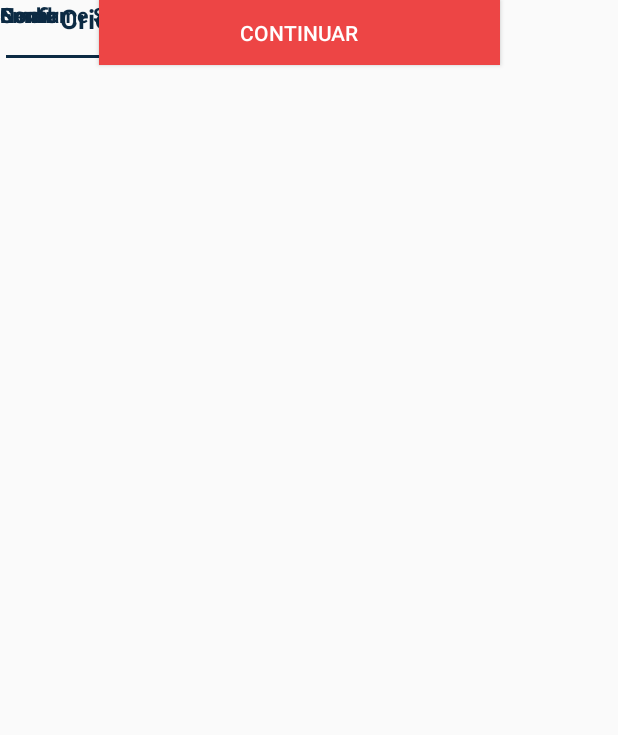
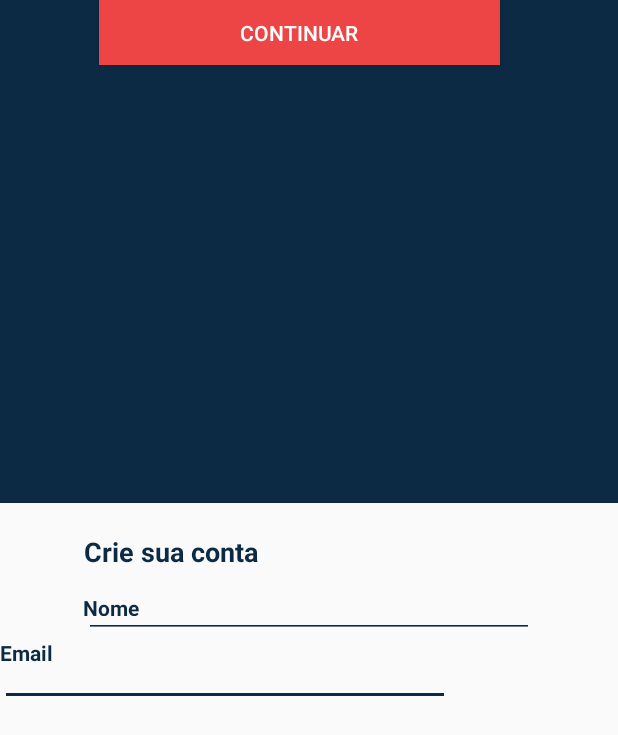
Before and after one commit to italoh623/HCApp, an Android app: the layout activity_cadastro.xml on its own in the app's theme, with its tools: preview values and no code run, on a phone screen of 412 x 824 dp. Shown: the top 735 px of the screen. Run offline under Robolectric (Android 15) with nearby library versions, the phone set to English and light mode, and no system bars.

Commit message:
modificação nas telas de cadastros

```diff
--- a/app/src/main/AndroidManifest.xml
+++ b/app/src/main/AndroidManifest.xml
@@ -8,10 +8,20 @@
         android:roundIcon="@drawable/logo"
         android:label="@string/app_name"
         android:theme="@style/AppTheme">
+        <activity
+            android:name=".crud.cadastroCuidadorActivity"
+            android:screenOrientation="portrait" >
+            <intent-filter>
+                <action android:name="android.intent.action.MAIN" />
+
+                <category android:name="android.intent.category.LAUNCHER" />
+            </intent-filter>
+        </activity>
         <activity android:name=".activity.ApresentacaoCalibracaoActivity"></activity>
         <activity
             android:name=".activity.CalibracaoActivity"
             android:screenOrientation="portrait" />
+
         <activity
             android:name=".activity.OperacaoActivity"
             android:screenOrientation="portrait" />
@@ -27,11 +37,6 @@
             android:name=".activity.Select"
             android:label="@string/app_name"
             android:screenOrientation="portrait">
-            <intent-filter>
-                <action android:name="android.intent.action.MAIN" />
-
-                <category android:name="android.intent.category.LAUNCHER" />
-            </intent-filter>
         </activity>
     </application>
 
--- a/app/src/main/java/me/aflak/heroicuidador/crud/cadastroCuidadorActivity.java
+++ b/app/src/main/java/me/aflak/heroicuidador/crud/cadastroCuidadorActivity.java
@@ -26,12 +26,12 @@ public class cadastroCuidadorActivity  extends AppCompatActivity {
         setContentView(R.layout.activity_cadastro);
 
 
-        nome = findViewById(R.id.editNome);
-        email = findViewById(R.id.editEmail);
-        altura = findViewById(R.id.editAltura);
-        idade = findViewById(R.id.editIdade);
-        peso = findViewById(R.id.editPesp);
-        sexo = findViewById(R.id.editSexo);
+//        nome = findViewById(R.id.editNome);
+//        email = findViewById(R.id.editEmail);
+//        altura = findViewById(R.id.editAltura);
+//        idade = findViewById(R.id.editIdade);
+//        peso = findViewById(R.id.editPesp);
+//        sexo = findViewById(R.id.editSexo);
 
         dao = new CuidadorDAO(this);
     }
--- a/app/src/main/res/layout/activity_cadastro.xml
+++ b/app/src/main/res/layout/activity_cadastro.xml
@@ -17,8 +17,19 @@
         android:inputType="textPersonName"
         android:textColor="#0C2A43"
         android:textStyle="bold"
-        tools:layout_editor_absoluteX="29dp"
-        tools:layout_editor_absoluteY="465dp" />
+        app:layout_constraintTop_toBottomOf="@+id/editTextTextPersonName"
+        tools:layout_editor_absoluteX="49dp" />
+
+    <TextView
+        android:id="@+id/textView11"
+        android:layout_width="300dp"
+        android:layout_height="wrap_content"
+        android:foregroundTint="#3F51B5"
+        android:text="Email"
+        android:textColor="#0C2A43"
+        android:textStyle="bold"
+        app:layout_constraintTop_toBottomOf="@+id/editTextTextPersonName"
+        tools:layout_editor_absoluteX="49dp" />
 
     <TextView
         android:id="@+id/textView12"
@@ -30,17 +41,6 @@
         android:textStyle="bold"
         tools:layout_editor_absoluteX="37dp"
         tools:layout_editor_absoluteY="522dp" />
-
-    <TextView
-        android:id="@+id/textView11"
-        android:layout_width="300dp"
-        android:layout_height="wrap_content"
-        android:foregroundTint="#3F51B5"
-        android:text="Email"
-        android:textColor="#0C2A43"
-        android:textStyle="bold"
-        tools:layout_editor_absoluteX="39dp"
-        tools:layout_editor_absoluteY="476dp" />
 
     <EditText
         android:id="@+id/editTextTextPassword2"
@@ -59,25 +59,30 @@
         android:id="@+id/editTextTextPersonName"
         android:layout_width="300dp"
         android:layout_height="wrap_content"
+        android:layout_marginStart="72dp"
+        android:layout_marginEnd="72dp"
         android:backgroundTint="#0C2A43"
         android:ems="10"
         android:foregroundTint="#3F51B5"
         android:inputType="textPersonName"
         android:textColor="#0C2A43"
         android:textStyle="bold"
-        tools:layout_editor_absoluteX="29dp"
-        tools:layout_editor_absoluteY="420dp" />
+        app:layout_constraintEnd_toEndOf="parent"
+        app:layout_constraintStart_toStartOf="parent"
+        app:layout_constraintTop_toBottomOf="@+id/textView16" />
 
     <TextView
         android:id="@+id/textView9"
-        android:layout_width="300dp"
-        android:layout_height="wrap_content"
+        android:layout_width="302dp"
+        android:layout_height="15dp"
         android:foregroundTint="#3F51B5"
         android:text="Nome"
         android:textColor="#0C2A43"
         android:textStyle="bold"
-        tools:layout_editor_absoluteX="39dp"
-        tools:layout_editor_absoluteY="433dp" />
+        app:layout_constraintBottom_toBottomOf="@+id/editTextTextPersonName"
+        app:layout_constraintEnd_toEndOf="@+id/editTextTextPersonName"
+        app:layout_constraintStart_toStartOf="@+id/editTextTextPersonName"
+        app:layout_constraintTop_toTopOf="@+id/editTextTextPersonName" />
 
     <ImageView
         android:id="@+id/imageView3"
@@ -124,21 +129,11 @@
         tools:layout_editor_absoluteY="562dp" />
 
     <TextView
-        android:id="@+id/textView14"
-        android:layout_width="300dp"
-        android:layout_height="wrap_content"
-        android:layout_marginEnd="72dp"
-        android:textAlignment="center"
-        android:textColor="#0C2A43"
-        android:textSize="18sp"
-        android:textStyle="bold"
-        app:layout_constraintEnd_toEndOf="parent"
-        tools:layout_editor_absoluteY="318dp" />
-
-    <TextView
         android:id="@+id/textView16"
         android:layout_width="300dp"
         android:layout_height="wrap_content"
+        android:layout_marginStart="72dp"
+        android:layout_marginTop="20dp"
         android:layout_marginEnd="72dp"
         android:text="Crie sua conta"
         android:textAlignment="center"
@@ -146,20 +141,17 @@
         android:textSize="18sp"
         android:textStyle="bold"
         app:layout_constraintEnd_toEndOf="parent"
-        tools:layout_editor_absoluteY="342dp" />
+        app:layout_constraintStart_toStartOf="parent"
+        app:layout_constraintTop_toBottomOf="@+id/view3" />
 
     <View
         android:id="@+id/view3"
-        android:layout_width="wrap_content"
-        android:layout_height="wrap_content"
+        android:layout_width="419dp"
+        android:layout_height="335dp"
         android:background="#0C2A43"
-        app:layout_constraintBottom_toTopOf="@+id/textView14" />
-
-    <View
-        android:id="@+id/view4"
-        android:layout_width="wrap_content"
-        android:layout_height="wrap_content"
-        app:layout_constraintBottom_toTopOf="@+id/textView14"
-        tools:layout_editor_absoluteX="0dp" />
+        app:layout_constraintEnd_toEndOf="parent"
+        app:layout_constraintHorizontal_bias="1.0"
+        app:layout_constraintStart_toStartOf="parent"
+        app:layout_constraintTop_toTopOf="parent" />
 
 </android.support.constraint.ConstraintLayout>
--- a/build.gradle
+++ b/build.gradle
@@ -10,7 +10,7 @@ buildscript {
         google()
     }
     dependencies {
-        classpath 'com.android.tools.build:gradle:3.6.3'
+        classpath 'com.android.tools.build:gradle:4.1.3'
 
         // NOTE: Do not place your application dependencies here; they belong
         // in the individual module build.gradle files
```
